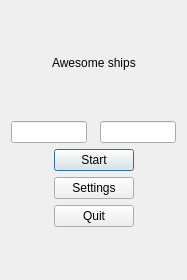
Old version of the form menuwindow.ui in the repository Ramboo/AS_Client.
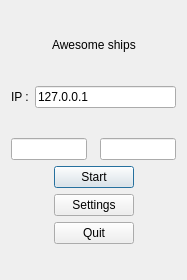
New version of the form.

The edit to the form file:
```diff
--- a/menuwindow.ui
+++ b/menuwindow.ui
@@ -64,6 +64,46 @@
      </item>
     </layout>
    </item>
+   <item>
+    <spacer name="verticalSpacer_4">
+     <property name="orientation">
+      <enum>Qt::Vertical</enum>
+     </property>
+     <property name="sizeHint" stdset="0">
+      <size>
+       <width>20</width>
+       <height>40</height>
+      </size>
+     </property>
+    </spacer>
+   </item>
+   <item>
+    <layout class="QHBoxLayout" name="horizontalLayout_6">
+     <property name="leftMargin">
+      <number>0</number>
+     </property>
+     <property name="bottomMargin">
+      <number>0</number>
+     </property>
+     <item>
+      <widget class="QLabel" name="label_2">
+       <property name="text">
+        <string>IP :</string>
+       </property>
+      </widget>
+     </item>
+     <item>
+      <widget class="QLineEdit" name="lineEdit">
+       <property name="inputMask">
+        <string/>
+       </property>
+       <property name="text">
+        <string>127.0.0.1</string>
+       </property>
+      </widget>
+     </item>
+    </layout>
+   </item>
    <item>
     <spacer name="verticalSpacer">
      <property name="orientation">
```
